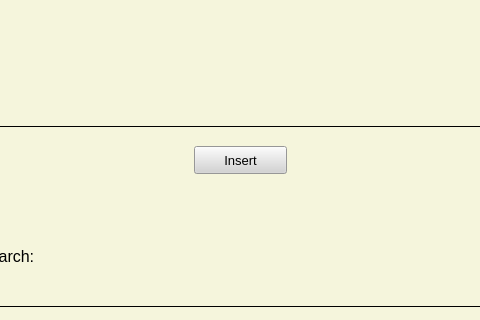
First picture: the form in guis/custom.ui, repository adamhastings02/MEng-Individual-Project-Software, before the edit; both pictures show x 246 to 726 and y 364 to 684 of the 967 by 859 pixel window.
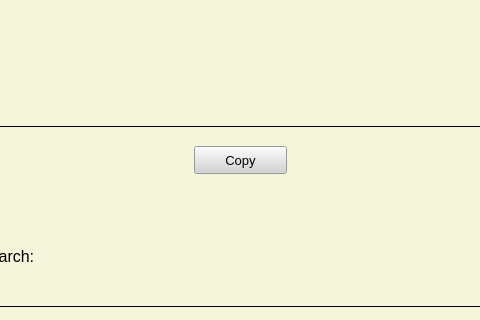
Second picture: the form after the edit.

The edit to the form file:
```diff
--- a/guis/custom.ui
+++ b/guis/custom.ui
@@ -159,7 +159,7 @@
      <string notr="true">background-color: lightgrey;</string>
     </property>
     <property name="text">
-     <string>Insert</string>
+     <string>Copy</string>
     </property>
    </widget>
    <widget class="QPushButton" name="but_delete">
```
